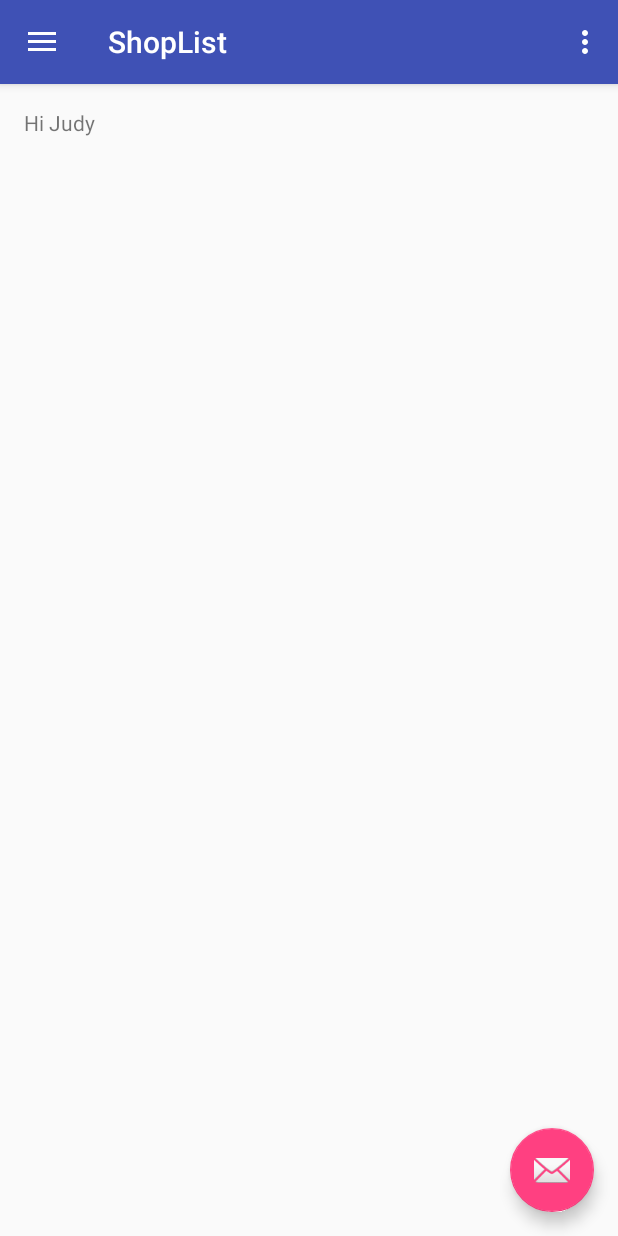
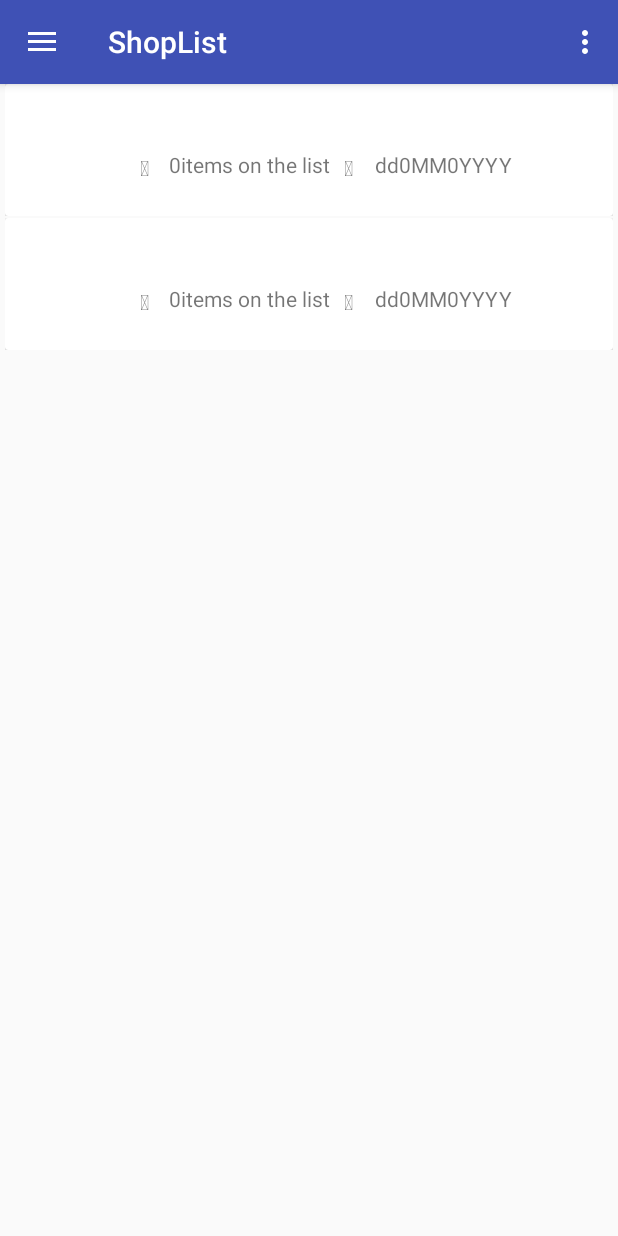
Before and after one commit to Yurrili/ShopListAPK, an Android app: the screen it shows after launch (MainActivity), on a phone screen of 412 x 824 dp. Run offline under Robolectric (Android 15) with nearby library versions, the phone set to English and light mode, and no system bars; our stand-ins replace ButterKnife; 7 statements that could not run were skipped.

Commit message:
Activity base and custom launch view

```diff
--- a/app/build.gradle
+++ b/app/build.gradle
@@ -23,8 +23,10 @@ android {
 dependencies {
     compile fileTree(dir: 'libs', include: ['*.jar'])
     testCompile 'junit:junit:4.12'
-    compile 'com.android.support:appcompat-v7:24.1.1'
-    compile 'com.android.support:design:24.1.1'
+    compile 'com.android.support:appcompat-v7:24.2.0'
+    compile 'com.android.support:design:24.2.0'
+    compile 'com.android.support:cardview-v7:24.2.0'
+    compile 'com.android.support:recyclerview-v7:24.2.0'
     provided "org.projectlombok:lombok:1.12.6"
     compile 'com.jakewharton:butterknife:8.2.1'
     apt 'com.jakewharton:butterknife-compiler:8.2.1'
--- a/app/src/main/AndroidManifest.xml
+++ b/app/src/main/AndroidManifest.xml
@@ -18,6 +18,10 @@
                 <category android:name="android.intent.category.LAUNCHER" />
             </intent-filter>
         </activity>
+        <activity
+            android:name=".view.ListViewActivity"
+            android:label="@string/title_activity_list_view"
+            android:theme="@style/AppTheme.NoActionBar"></activity>
     </application>
 
 </manifest>
--- a/app/src/main/java/uj/edu/yuri/shoplist/model/ShoppingList.java
+++ b/app/src/main/java/uj/edu/yuri/shoplist/model/ShoppingList.java
@@ -71,6 +71,10 @@ public class ShoppingList implements Iterable<Item> {
             shoppingList.remove(a);
     }
 
+    public int size(){
+        return shoppingList.size();
+    }
+
     public void remove(int i){
        shoppingList.remove(i);
     }
--- a/app/src/main/java/uj/edu/yuri/shoplist/view/BaseActivity.java
+++ b/app/src/main/java/uj/edu/yuri/shoplist/view/BaseActivity.java
@@ -41,7 +41,7 @@ public class BaseActivity extends AppCompatActivity
         initUI();
     }
 
-    private void initLibraries(){
+    protected void initLibraries(){
         // Library to binding views with valuables
         ButterKnife.bind(this);
     }
--- /dev/null
+++ b/app/src/main/java/uj/edu/yuri/shoplist/view/CustomAdapter.java
@@ -0,0 +1,127 @@
+package uj.edu.yuri.shoplist.view;
+
+import android.content.Context;
+import android.graphics.Typeface;
+import android.support.v7.widget.RecyclerView;
+import android.util.Log;
+import android.view.LayoutInflater;
+import android.view.View;
+import android.view.ViewGroup;
+import android.widget.TextView;
+
+import java.util.List;
+
+import butterknife.BindString;
+import butterknife.BindView;
+import butterknife.ButterKnife;
+import uj.edu.yuri.shoplist.R;
+import uj.edu.yuri.shoplist.model.ShoppingList;
+
+
+public class CustomAdapter extends RecyclerView.Adapter<CustomAdapter.CustomViewHolder> {
+    private List<ShoppingList> items;
+    private Context mContext;
+//    private final OnItemClickListener listener;
+//    private final OnItemLongClickListener listenerLong;
+    private Typeface typeFace;
+
+//    public interface OnItemClickListener {
+//        void onItemClicked(int position, ShoppingList task);
+//    }
+//
+//    public interface OnItemLongClickListener {
+//        boolean onItemLongClicked(int position, ShoppingList task);
+//    }
+
+    @Override
+    public int getItemViewType(int position) {
+        return 1;
+    }
+
+    public ShoppingList getItem(int position) {
+        return items.get(position);
+    }
+
+    public void removeItem(int position) {
+        items.remove(position);
+        notifyItemRemoved(position);
+    }
+
+//    public CustomAdapter(Context context, List<ShoppingList> items,
+//                         OnItemClickListener listener,
+//                         OnItemLongClickListener listenerLong) {
+//        this.items = items;
+//        this.mContext = context;
+//        this.listener = listener;
+//        this.listenerLong = listenerLong;
+////        this.typeFace = Typeface.createFromAsset(mContext.getAssets(),
+////                mContext.getResources().getString(R.string.font_place));
+//        Log.d("ADAPTER", "adapter size " + items.size());
+//
+//    }
+
+    public CustomAdapter(Context context, List<ShoppingList> items) {
+        this.items = items;
+        this.mContext = context;
+        Log.d("ADAPTER", "adapter size " + items.size());
+
+    }
+
+    @Override
+    public CustomAdapter.CustomViewHolder onCreateViewHolder(ViewGroup viewGroup, int i) {
+        View view = LayoutInflater.from(viewGroup.getContext())
+                .inflate(R.layout.custom_itemlist, viewGroup, false);
+        return new CustomViewHolder(view);
+    }
+
+    @Override
+    public void onBindViewHolder(CustomAdapter.CustomViewHolder holder, int position) {
+        holder.bind(holder, items.get(position), position);
+    }
+
+    @Override
+    public int getItemCount() {
+        return items.size();
+    }
+
+    public class CustomViewHolder extends RecyclerView.ViewHolder {
+        @BindView(R.id.title)
+        TextView title;
+        @BindView(R.id.items_quantity)
+        TextView items_quantity;
+        @BindView(R.id.items_quantity_text)
+        TextView items_quantity_text;
+        @BindView(R.id.date)
+        TextView date;
+        @BindView(R.id.fa_calendar)
+        TextView fa_calendar;
+        @BindView(R.id.fa_shopping_cart)
+        TextView fa_shopping_cart;
+
+        @BindString(R.string.items_quantity_text_single)
+        String items_quantity_text_single;
+
+
+        public CustomViewHolder(View view) {
+            super(view);
+            ButterKnife.bind(this, view);
+        }
+
+        public void bind(RecyclerView.ViewHolder holder, final ShoppingList item, final int position) {
+            fa_calendar.setTypeface(typeFace);
+            fa_shopping_cart.setTypeface(typeFace);
+
+            title.setText(item.getTitle());
+            date.setText(item.getTimestamp().toString());
+            items_quantity.setText(String.valueOf(item.getQuantity()));
+
+            if (item.getQuantity() == 1) {
+                items_quantity_text.setText(items_quantity_text_single);
+            }
+
+        }
+
+    }
+
+
+}
--- a/app/src/main/java/uj/edu/yuri/shoplist/view/MainActivity.java
+++ b/app/src/main/java/uj/edu/yuri/shoplist/view/MainActivity.java
@@ -2,15 +2,32 @@ package uj.edu.yuri.shoplist.view;
 
 import android.os.Bundle;
 import android.support.design.widget.FloatingActionButton;
-import android.support.design.widget.Snackbar;
+import android.support.v7.widget.LinearLayoutManager;
+import android.support.v7.widget.RecyclerView;
 import android.view.View;
+import android.widget.TextView;
 
+import java.util.List;
+
+import butterknife.BindView;
 import uj.edu.yuri.shoplist.R;
+import uj.edu.yuri.shoplist.controller.DataBaseHelperImpl;
+import uj.edu.yuri.shoplist.model.Item;
+import uj.edu.yuri.shoplist.model.ShoppingList;
 
 /**
  * Created by Yuri on 28.08.2016.
  */
 public class MainActivity  extends BaseActivity {
+
+    private List<ShoppingList> shoppingList;
+    private RecyclerView.Adapter mAdapter;
+    private DataBaseHelperImpl sqLiteDatabase;
+
+
+    RecyclerView mRecyclerView;
+    TextView emptyView;
+
     @Override
     protected void onCreate(Bundle savedInstanceState) {
         super.onCreate(savedInstanceState);
@@ -19,15 +36,51 @@ public class MainActivity  extends BaseActivity {
          * Adding our layout to parent class frame layout.
          */
         getLayoutInflater().inflate(R.layout.activity_main, contentLayout);
+        emptyView = (TextView) findViewById(R.id.empty_view);
+        mRecyclerView = (RecyclerView) findViewById(R.id.rv);
+        sqLiteDatabase = new DataBaseHelperImpl(getApplicationContext());
 
         FloatingActionButton fab = (FloatingActionButton) findViewById(R.id.fab);
-        fab.setOnClickListener(new View.OnClickListener() {
-            @Override
-            public void onClick(View view) {
-                Snackbar.make(view, "Replace with your own action", Snackbar.LENGTH_LONG)
-                        .setAction("Action", null).show();
-            }
-        });
+        fab.setVisibility(View.INVISIBLE);
+        initRecyclerView();
+//        fab.setOnClickListener(new View.OnClickListener() {
+//            @Override
+//            public void onClick(View view) {
+//                Snackbar.make(view, "Replace with your own action", Snackbar.LENGTH_LONG)
+//                        .setAction("Action", null).show();
+//            }
+//        });
+
+    }
+
+    private void initRecyclerView() {
+        mRecyclerView.setHasFixedSize(true);
+        RecyclerView.LayoutManager mLayoutManager = new LinearLayoutManager(this);
+        mRecyclerView.setLayoutManager(mLayoutManager);
+        if (shoppingList == null) {
+            shoppingList = sqLiteDatabase.getLists();
+        }
+
+        setmAdapter();
+    }
+
+    private void setmAdapter() {
+        shoppingList.add(new ShoppingList("huhuhu"));
+        shoppingList.add(new ShoppingList("pluuum"));
+        // Pair - first : onClick-info, second : onLongClick-edit
+        mAdapter = new CustomAdapter(getApplicationContext(), shoppingList);
+        mRecyclerView.setAdapter(mAdapter);
+        checkIfEmpty();
+    }
+
+    private void checkIfEmpty() {
+        if (shoppingList.isEmpty()) {
+            mRecyclerView.setVisibility(View.GONE);
+            emptyView.setVisibility(View.VISIBLE);
+        } else {
+            mRecyclerView.setVisibility(View.VISIBLE);
+            emptyView.setVisibility(View.GONE);
+        }
 
     }
 }
--- a/app/src/main/res/layout/activity_main.xml
+++ b/app/src/main/res/layout/activity_main.xml
@@ -5,10 +5,18 @@
     android:layout_height="match_parent">
 
 
+    <android.support.v7.widget.RecyclerView
+        android:layout_width="match_parent"
+        android:layout_height="match_parent"
+        android:id="@+id/rv" />
+
     <TextView
-        android:layout_width="wrap_content"
-        android:layout_height="wrap_content"
-        android:text="Hi Judy" />
+        android:id="@+id/empty_view"
+        android:layout_width="match_parent"
+        android:layout_height="match_parent"
+        android:gravity="center"
+        android:visibility="gone"
+        android:text="@string/no_data_available" />
 
 
 </LinearLayout>
--- a/app/src/main/res/layout/content_base.xml
+++ b/app/src/main/res/layout/content_base.xml
@@ -4,10 +4,6 @@
     xmlns:tools="http://schemas.android.com/tools"
     android:layout_width="match_parent"
     android:layout_height="match_parent"
-    android:paddingBottom="@dimen/activity_vertical_margin"
-    android:paddingLeft="@dimen/activity_horizontal_margin"
-    android:paddingRight="@dimen/activity_horizontal_margin"
-    android:paddingTop="@dimen/activity_vertical_margin"
     android:id="@+id/content_frame"
     app:layout_behavior="@string/appbar_scrolling_view_behavior"
     tools:context=".view.BaseActivity"
--- /dev/null
+++ b/app/src/main/res/layout/custom_itemlist.xml
@@ -0,0 +1,93 @@
+<?xml version="1.0" encoding="utf-8"?>
+<LinearLayout xmlns:android="http://schemas.android.com/apk/res/android"
+    android:layout_width="wrap_content"
+    android:layout_height="wrap_content"
+    android:paddingBottom="1dp"
+    android:paddingLeft="3dp"
+    android:paddingRight="3dp"
+    android:paddingTop="0dp">
+
+    <android.support.v7.widget.CardView
+        android:id="@+id/cv"
+        android:layout_width="wrap_content"
+        android:layout_height="wrap_content">
+
+        <RelativeLayout
+            android:layout_width="match_parent"
+            android:layout_height="wrap_content"
+            android:padding="14dp">
+
+            <ImageView
+                android:id="@+id/image"
+                android:layout_width="60dp"
+                android:layout_height="60dp"
+                android:layout_alignParentStart="true"
+                android:layout_alignParentTop="true"
+                android:layout_marginEnd="16dp" />
+
+            <LinearLayout
+                android:layout_width="match_parent"
+                android:layout_height="wrap_content"
+                android:layout_centerVertical="true"
+                android:layout_toEndOf="@+id/image"
+                android:orientation="vertical">
+
+
+                <TextView
+                    android:id="@+id/title"
+                    android:layout_width="wrap_content"
+                    android:layout_height="wrap_content"
+                    android:textAllCaps="true"
+                    android:textStyle="bold" />
+
+
+                <LinearLayout
+                    android:layout_width="match_parent"
+                    android:layout_height="wrap_content"
+                    android:orientation="horizontal">
+
+                    <TextView
+                        android:id="@+id/fa_shopping_cart"
+                        android:layout_width="15dp"
+                        android:layout_height="15dp"
+                        android:layout_gravity="center_vertical"
+                        android:layout_marginEnd="4dp"
+                        android:text="@string/fa_shopping_cart" />
+
+                    <TextView
+                        android:id="@+id/items_quantity"
+                        android:layout_width="wrap_content"
+                        android:layout_height="wrap_content"
+                        android:layout_gravity="center_vertical"
+                        android:text="0" />
+
+                    <TextView
+                        android:id="@+id/items_quantity_text"
+                        android:layout_width="wrap_content"
+                        android:layout_height="wrap_content"
+                        android:layout_gravity="center_vertical"
+                        android:text="@string/items_quantity_text" />
+
+                    <TextView
+                        android:id="@+id/fa_calendar"
+                        android:layout_width="15dp"
+                        android:layout_height="15dp"
+                        android:layout_gravity="center_vertical"
+                        android:layout_marginStart="9dp"
+                        android:text="@string/fa_calendar" />
+
+                    <TextView
+                        android:id="@+id/date"
+                        android:layout_width="wrap_content"
+                        android:layout_height="wrap_content"
+                        android:layout_gravity="center_vertical"
+                        android:layout_marginStart="5dp"
+                        android:text="dd0MM0YYYY" />
+
+                </LinearLayout>
+            </LinearLayout>
+        </RelativeLayout>
+
+
+    </android.support.v7.widget.CardView>
+</LinearLayout>
--- a/app/src/main/res/values/strings.xml
+++ b/app/src/main/res/values/strings.xml
@@ -5,4 +5,12 @@
     <string name="navigation_drawer_close">Close navigation drawer</string>
 
     <string name="action_settings">Settings</string>
+    <string name="font_place">font/fontawesome-webfont.ttf</string>
+
+    <string name="no_data_available">No shopping lists</string>
+    <string name="fa_shopping_cart">&#xf07a;</string>
+    <string name="fa_calendar">&#xf073;</string>
+    <string name="items_quantity_text"> items on the list</string>
+    <string name="items_quantity_text_single"> item on the list</string>
+    <string name="title_activity_list_view">ListViewActivity</string>
 </resources>
```
Also changed, not shown: app/src/main/java/uj/edu/yuri/shoplist/view/ListViewActivity.java (added, +31 -0 lines), app/src/main/java/uj/edu/yuri/shoplist/view/ShoppingAdapter.java (added, +89 -0 lines), app/src/main/res/layout/activity_list_view.xml (added, +34 -0 lines), app/src/main/res/layout/content_list_view.xml (added, +15 -0 lines), app/src/main/res/layout/custom_item.xml (added, +93 -0 lines).
